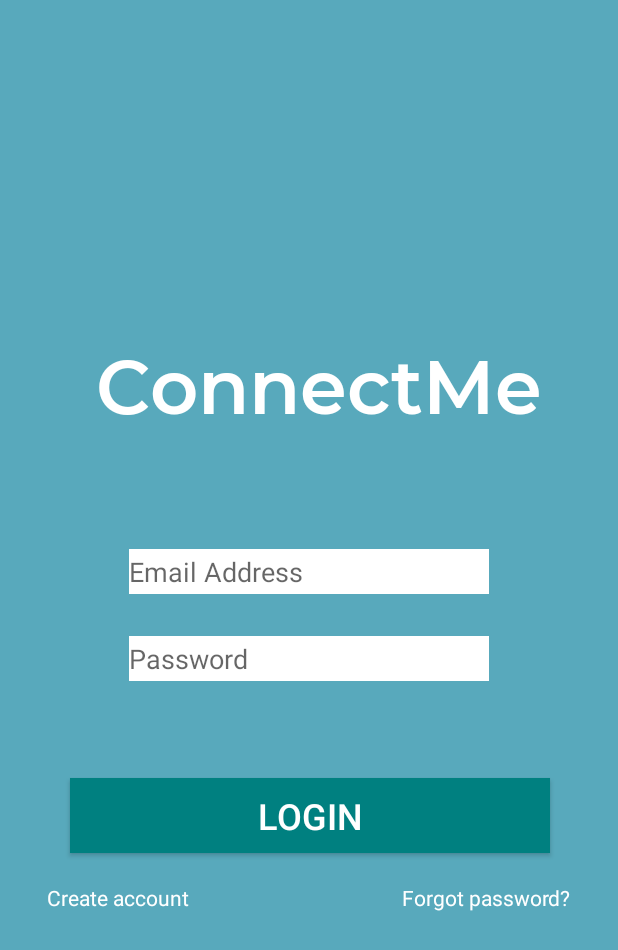
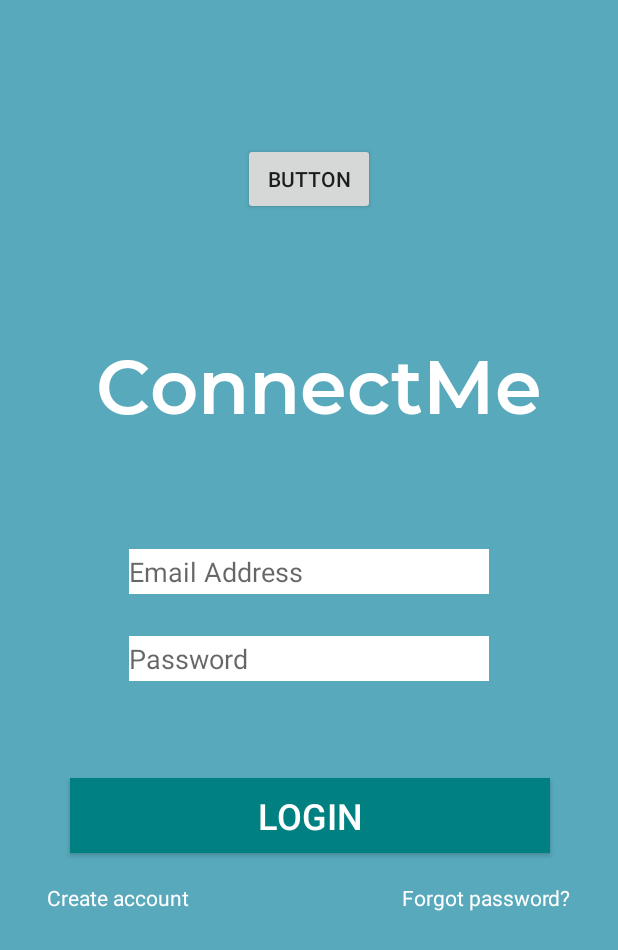
Before and after one commit to hopesishu/CZ2006-softwareeng, an Android app: the screen it shows after launch (LoginActivity), on a phone screen of 412 x 824 dp. Shown: the top 950 px of the screen. Run offline under Robolectric (Android 15) with nearby library versions, the phone set to English and light mode, and no system bars; our stand-ins replace EventBus, Firebase (no records; nobody signed in at launch, a user with empty details on screens opened directly).

Commit message:
#tried to add profile button but not working

```diff
--- a/app/src/main/java/com/example/connectme/LoginActivity.java
+++ b/app/src/main/java/com/example/connectme/LoginActivity.java
@@ -61,6 +61,13 @@ public class LoginActivity extends AppCompatActivity {
                 startActivity(intent);
                 finish();
         });
+
+        final Button profile = findViewById(R.id.profile);
+        profile.setOnClickListener(v -> {
+            Intent intent = new Intent(this, activity_profile.class);
+            startActivity(intent);
+            finish();
+        });
     }
 
     public String getInput(EditText editText) {
--- a/app/src/main/res/layout/activity_login.xml
+++ b/app/src/main/res/layout/activity_login.xml
@@ -5,22 +5,23 @@
     android:id="@+id/container"
     android:layout_width="match_parent"
     android:layout_height="match_parent"
+    android:background="@color/colorPrimary"
     android:paddingLeft="@dimen/activity_horizontal_margin"
     android:paddingTop="@dimen/activity_vertical_margin"
     android:paddingRight="@dimen/activity_horizontal_margin"
     android:paddingBottom="@dimen/activity_vertical_margin"
-    android:background="@color/colorPrimary"
     tools:context="com.example.connectme.LoginActivity">
 
     <TextView
         android:id="@+id/create_account"
-        android:clickable="true"
         android:layout_width="wrap_content"
         android:layout_height="34dp"
         android:layout_marginStart="15dp"
         android:layout_marginLeft="15dp"
         android:layout_marginTop="20dp"
         android:layout_marginBottom="236dp"
+        android:clickable="true"
+        android:focusable="true"
         android:text="@string/create_account"
         android:textColor="@color/colorWhite"
         android:textSize="14sp"
@@ -29,17 +30,17 @@
         app:layout_constraintHorizontal_bias="0.0"
         app:layout_constraintStart_toStartOf="parent"
         app:layout_constraintTop_toBottomOf="@id/login"
-        app:layout_constraintVertical_bias="0.0"
-        android:focusable="true" />
+        app:layout_constraintVertical_bias="0.0" />
 
     <TextView
         android:id="@+id/forgot_password"
-        android:clickable="true"
         android:layout_width="wrap_content"
         android:layout_height="400dp"
         android:layout_marginTop="20dp"
         android:layout_marginEnd="15dp"
         android:layout_marginRight="15dp"
+        android:clickable="true"
+        android:focusable="true"
         android:text="@string/forgot_password"
         android:textColor="@color/colorWhite"
         android:textSize="14sp"
@@ -48,8 +49,7 @@
         app:layout_constraintHorizontal_bias="1.0"
         app:layout_constraintStart_toStartOf="parent"
         app:layout_constraintTop_toBottomOf="@id/login"
-        app:layout_constraintVertical_bias="0.0"
-        android:focusable="true" />
+        app:layout_constraintVertical_bias="0.0" />
 
     <TextView
         android:id="@+id/appName"
@@ -141,8 +141,8 @@
         android:layout_marginStart="48dp"
         android:layout_marginEnd="48dp"
         android:layout_marginBottom="64dp"
+        android:background="@color/colorPrimaryDark"
         android:enabled="true"
-        android:background="@color/colorPrimaryDark"
         android:text="@string/title_activity_login"
         android:textColor="#FFFFFF"
         android:textSize="24sp"
@@ -153,4 +153,15 @@
         app:layout_constraintTop_toBottomOf="@+id/password"
         app:layout_constraintVertical_bias="0.27" />
 
+    <Button
+        android:id="@+id/profile"
+        android:layout_width="wrap_content"
+        android:layout_height="wrap_content"
+        android:text="Button"
+        app:layout_constraintBottom_toTopOf="@+id/appName"
+        app:layout_constraintEnd_toEndOf="parent"
+        app:layout_constraintHorizontal_bias="0.5"
+        app:layout_constraintStart_toStartOf="parent"
+        app:layout_constraintTop_toTopOf="parent" />
+
 </androidx.constraintlayout.widget.ConstraintLayout>
```
Also changed, not shown: app/src/main/java/com/example/connectme/activity_profile.java (added, +16 -0 lines), app/src/main/res/layout/activity_profile.xml (added, +15 -0 lines).
